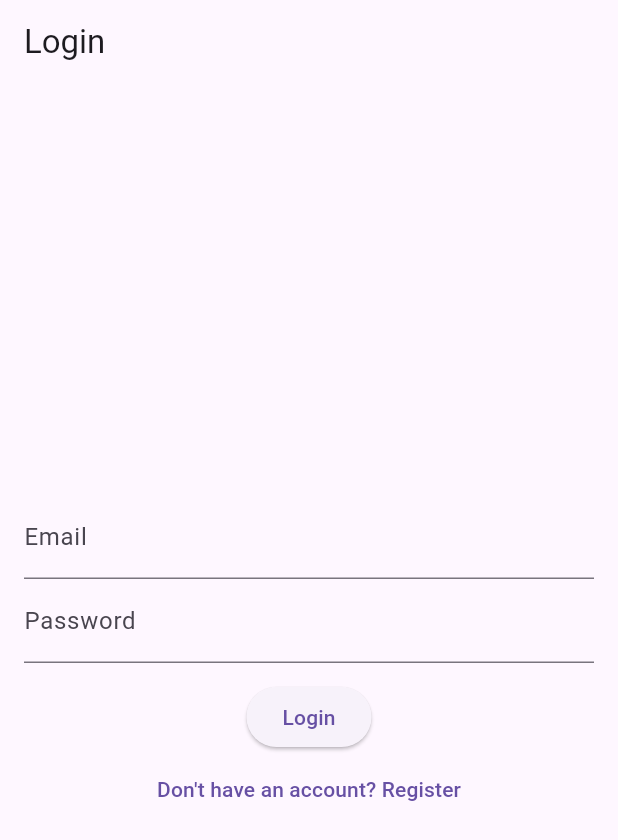
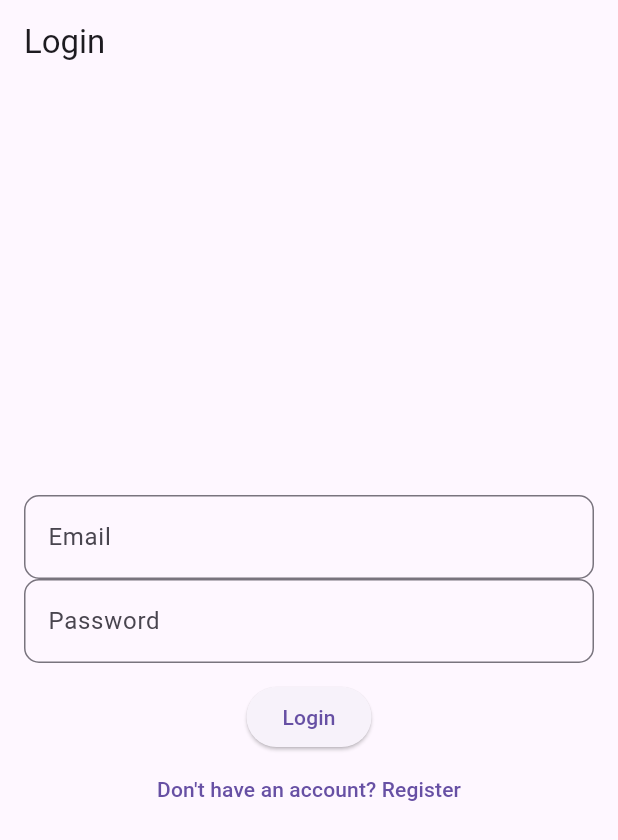
Before and after one commit to Dhruvv0203/act13, a Flutter app: the screen it shows after launch, on a phone screen of 412 x 824 dp. Shown: the top 840 px of the screen. Run offline on Flutter 3.47's test engine with Material 3 defaults, Android fonts, the phone set to English and light mode, and no system bars; our stand-ins replace firebase_auth, firebase_core; accounts and stored records are empty.

```diff
--- a/lib/main.dart
+++ b/lib/main.dart
@@ -5,6 +5,8 @@ import 'firebase_options.dart';
 import 'screens/auth_screen.dart';
 import 'screens/profile_screen.dart';
 import 'package:firebase_auth/firebase_auth.dart';
+
+final themeNotifier = ValueNotifier<ThemeMode>(ThemeMode.system);
 
 void main() async {
   WidgetsFlutterBinding.ensureInitialized();
@@ -15,11 +17,28 @@ void main() async {
 class MyApp extends StatelessWidget {
   @override
   Widget build(BuildContext context) {
-    return MaterialApp(
-      title: 'Class Activity 13',
-      theme: ThemeData(primarySwatch: Colors.deepPurple),
-      debugShowCheckedModeBanner: false,
-      home: AuthGate(),
+    return ValueListenableBuilder<ThemeMode>(
+      valueListenable: themeNotifier,
+      builder: (context, mode, _) => MaterialApp(
+        title: 'Class Activity 13',
+        debugShowCheckedModeBanner: false,
+        themeMode: mode,
+        theme: ThemeData(
+          brightness: Brightness.light,
+          primarySwatch: Colors.deepPurple,
+          inputDecorationTheme: InputDecorationTheme(
+            border: OutlineInputBorder(borderRadius: BorderRadius.circular(10)),
+          ),
+        ),
+        darkTheme: ThemeData(
+          brightness: Brightness.dark,
+          primarySwatch: Colors.deepPurple,
+          inputDecorationTheme: InputDecorationTheme(
+            border: OutlineInputBorder(borderRadius: BorderRadius.circular(10)),
+          ),
+        ),
+        home: AuthGate(),
+      ),
     );
   }
 }
```
